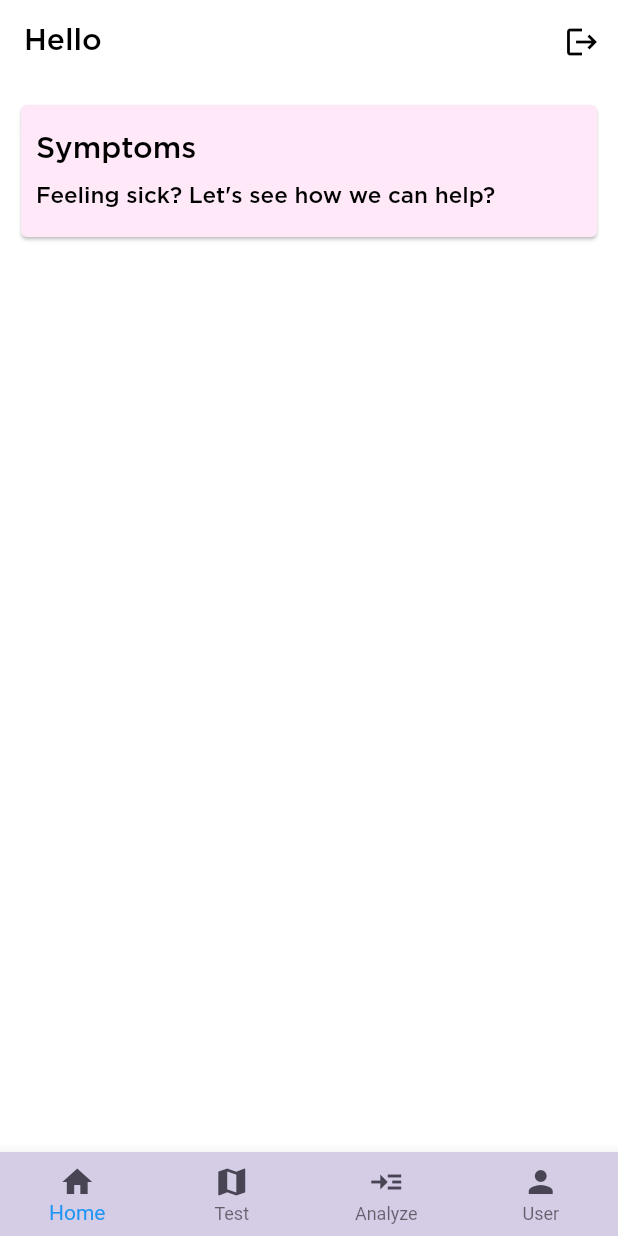
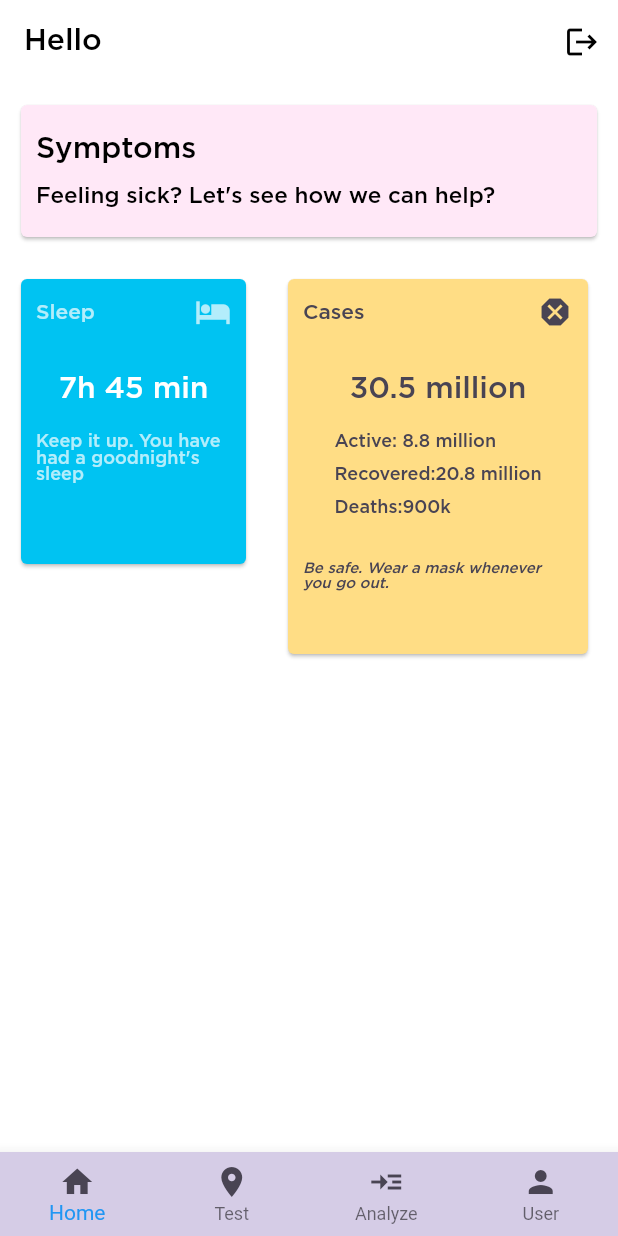
Before and after one commit to ameysunu/invalidate, a Flutter app: the HomeWidget screen opened directly, on a phone screen of 412 x 824 dp. Run offline on Flutter 3.47's test engine with Material 2 defaults, Android fonts, the phone set to English and light mode, and no system bars; our stand-ins replace cloud_firestore, firebase_auth, firebase_core, google_sign_in, hexcolor; accounts and stored records are empty.

```diff
--- a/lib/home.dart
+++ b/lib/home.dart
@@ -39,6 +39,7 @@ class _HomeState extends State<Home> {
       body: SingleChildScrollView(
         child: SafeArea(
           child: Column(
+            crossAxisAlignment: CrossAxisAlignment.start,
             children: [
               Padding(
                 padding: const EdgeInsets.all(10.0),
@@ -82,6 +83,132 @@ class _HomeState extends State<Home> {
                   },
                 ),
               ),
+              Row(
+                crossAxisAlignment: CrossAxisAlignment.start,
+                children: [
+                  Padding(
+                    padding: const EdgeInsets.all(10.0),
+                    child: Card(
+                      color: Hexcolor('#00C3F2'),
+                      child: Container(
+                        height: 190,
+                        width: 150,
+                        child: Column(
+                          children: [
+                            Row(
+                              mainAxisAlignment: MainAxisAlignment.spaceBetween,
+                              children: [
+                                Padding(
+                                  padding: const EdgeInsets.all(10.0),
+                                  child: Text(
+                                    "Sleep",
+                                    style: TextStyle(
+                                        fontFamily: 'Gotham',
+                                        color: Colors.white70),
+                                  ),
+                                ),
+                                Padding(
+                                  padding: const EdgeInsets.all(10.0),
+                                  child:
+                                      Icon(Icons.hotel, color: Colors.white70),
+                                ),
+                              ],
+                            ),
+                            Padding(
+                              padding:
+                                  const EdgeInsets.fromLTRB(10.0, 20, 10, 10),
+                              child: Text(
+                                "7h 45 min",
+                                style: TextStyle(
+                                    fontFamily: 'Gotham',
+                                    fontSize: 20,
+                                    color: Colors.white),
+                              ),
+                            ),
+                            Padding(
+                              padding: const EdgeInsets.all(10.0),
+                              child: Text(
+                                "Keep it up. You have had a goodnight's sleep",
+                                style: TextStyle(
+                                    fontFamily: 'Gotham',
+                                    fontSize: 12,
+                                    color: Colors.white70),
+                              ),
+                            ),
+                          ],
+                        ),
+                      ),
+                    ),
+                  ),
+                  Padding(
+                    padding: const EdgeInsets.all(10.0),
+                    child: Card(
+                      color: Hexcolor('#FFDD85'),
+                      child: Container(
+                        height: 250,
+                        width: 200,
+                        child: Column(
+                          children: [
+                            Row(
+                              mainAxisAlignment: MainAxisAlignment.spaceBetween,
+                              children: [
+                                Padding(
+                                  padding: const EdgeInsets.all(10.0),
+                                  child: Text(
+                                    "Cases",
+                                    style: TextStyle(
+                                        fontFamily: 'Gotham',
+                                        color: Hexcolor('#494453')),
+                                  ),
+                                ),
+                                Padding(
+                                  padding: const EdgeInsets.all(10.0),
+                                  child: Icon(Icons.dangerous,
+                                      color: Hexcolor('#494453')),
+                                ),
+                              ],
+                            ),
+                            Padding(
+                              padding:
+                                  const EdgeInsets.fromLTRB(10.0, 20, 10, 10),
+                              child: Text(
+                                "30.5 million",
+                                style: TextStyle(
+                                    fontFamily: 'Gotham',
+                                    fontSize: 20,
+                                    color: Hexcolor('#494453')),
+                              ),
+                            ),
+                            Padding(
+                              padding: const EdgeInsets.all(10.0),
+                              child: Text(
+                                "Active: 8.8 million\n\nRecovered:20.8 million\n\nDeaths:900k",
+                                style: TextStyle(
+                                    fontFamily: 'Gotham',
+                                    fontSize: 12,
+                                    color: Hexcolor('#494453')),
+                              ),
+                            ),
+                            Padding(
+                              padding:
+                                  const EdgeInsets.fromLTRB(10.0, 20, 10, 10),
+                              child: Text(
+                                "Be safe. Wear a mask whenever you go out.",
+                                style: TextStyle(
+                                  fontFamily: 'Gotham',
+                                  fontSize: 10,
+                                  color: Hexcolor('#494453'),
+                                  fontStyle: FontStyle.italic,
+                                ),
+                              ),
+                            ),
+                          ],
+                        ),
+                      ),
+                    ),
+                  ),
+                ],
+              ),
             ],
           ),
         ),
--- a/lib/homewidget.dart
+++ b/lib/homewidget.dart
@@ -34,7 +34,7 @@ class _HomeWidgetState extends State<HomeWidget> {
               ),
             ),
             BottomNavigationBarItem(
-              icon: new Icon(Icons.map, color: Hexcolor('#494453')),
+              icon: new Icon(Icons.location_on, color: Hexcolor('#494453')),
               title: new Text(
                 'Test',
                 style:
```
